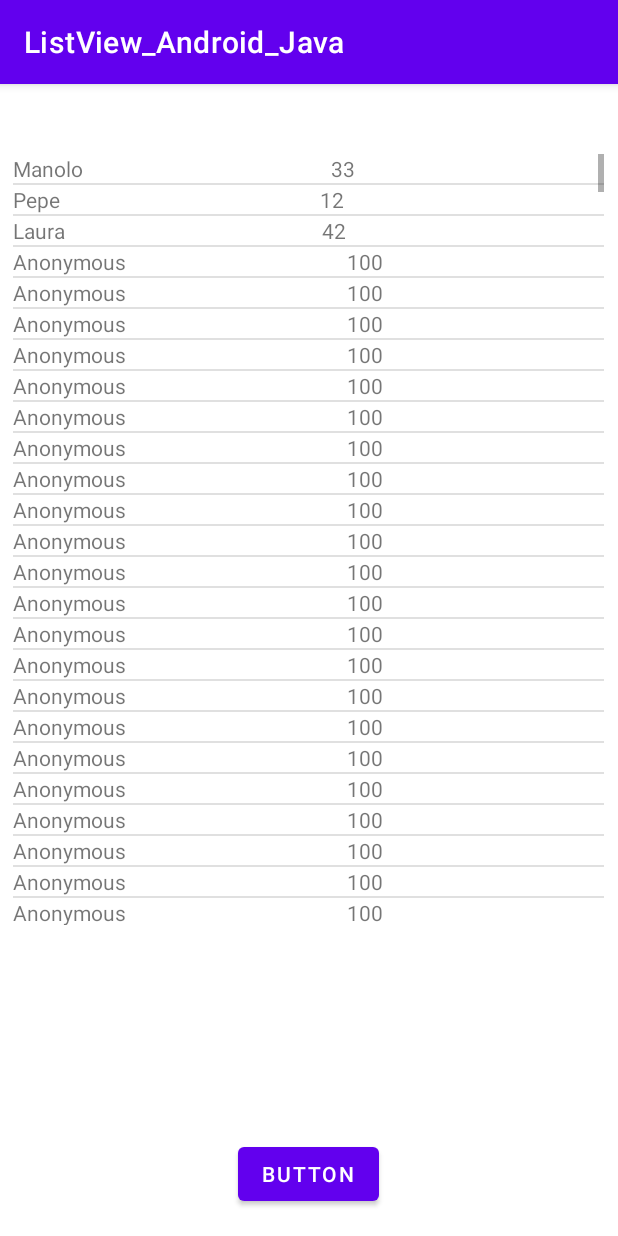
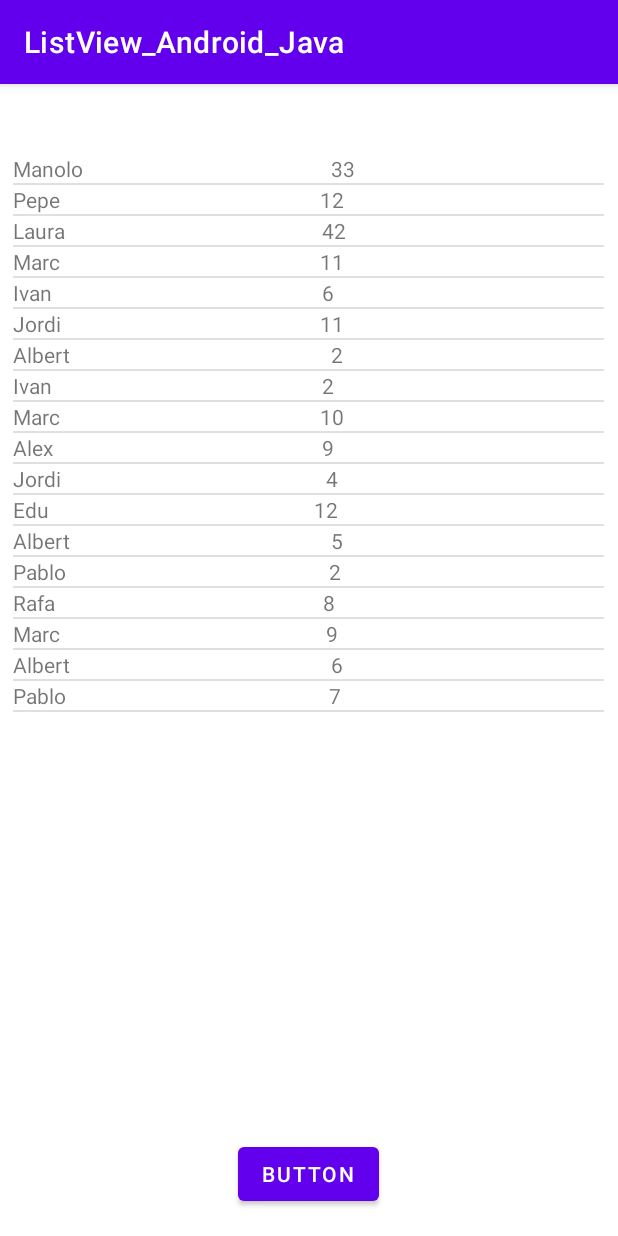
Before and after one commit to irenehernandezvelarde/ListView_Android_Java, an Android app: the screen it shows after launch (MainActivity), after a tap on "BUTTON", on a phone screen of 412 x 824 dp. Run offline under Robolectric (Android 15) with nearby library versions, the phone set to English and light mode, and no system bars.

Commit message:
// Add ArrayList listaPersonas. // Change onClick function.

```diff
--- a/app/src/main/java/com/example/listview_android_java/MainActivity.java
+++ b/app/src/main/java/com/example/listview_android_java/MainActivity.java
@@ -30,10 +30,27 @@ public class MainActivity extends AppCompatActivity {
     // ArrayAdapter serà l'intermediari amb la ListView
     ArrayAdapter<Record> adapter;
 
+
     @Override
     protected void onCreate(Bundle savedInstanceState) {
         super.onCreate(savedInstanceState);
         setContentView(R.layout.activity_main);
+        ArrayList<String>listaPersonas = new ArrayList<String>();
+        listaPersonas.add("Irene");
+        listaPersonas.add("Rafa");
+        listaPersonas.add("Sergio");
+        listaPersonas.add("Edu");
+        listaPersonas.add("Isma");
+        listaPersonas.add("Jordi");
+        listaPersonas.add("Pablo");
+        listaPersonas.add("Alex");
+        listaPersonas.add("Borja");
+        listaPersonas.add("Erik");
+        listaPersonas.add("David");
+        listaPersonas.add("Marc");
+        listaPersonas.add("Albert");
+        listaPersonas.add("Ivan");
+        listaPersonas.add("Enric");
 
         // Inicialitzem model
         records = new ArrayList<Record>();
@@ -60,7 +77,6 @@ public class MainActivity extends AppCompatActivity {
             }
 
         };
-
         // busquem la ListView i li endollem el ArrayAdapter
         ListView lv = (ListView) findViewById(R.id.recordsView);
         lv.setAdapter(adapter);
@@ -70,8 +86,11 @@ public class MainActivity extends AppCompatActivity {
         b.setOnClickListener(new View.OnClickListener() {
             @Override
             public void onClick(View v) {
-                for (int i=0;i<500;i++) {
-                    records.add(new Record(100, "Anonymous"));
+
+                for (int i=0;i<15;i++) {
+                    int random1 = (int) (Math.random()*15)+1;
+                    int random2 = (int) (Math.random()*15);
+                    records.add(new Record(random1, listaPersonas.get(random2)));
                 }
                 // notificar l'adapter dels canvis al model
                 adapter.notifyDataSetChanged();
```
